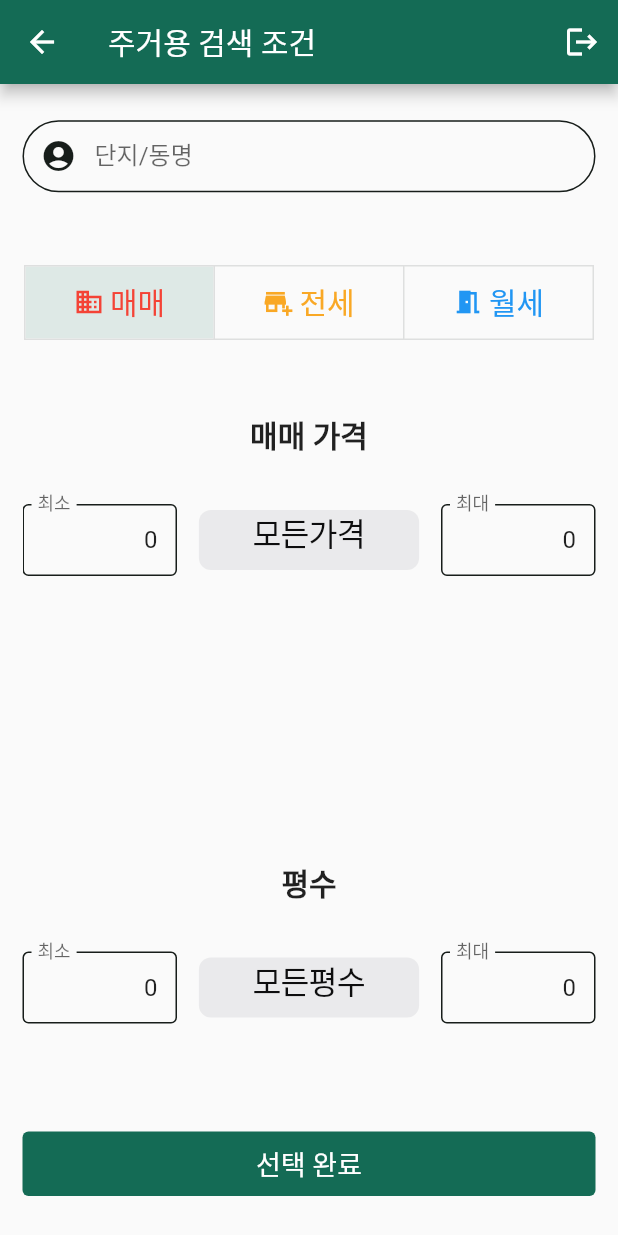
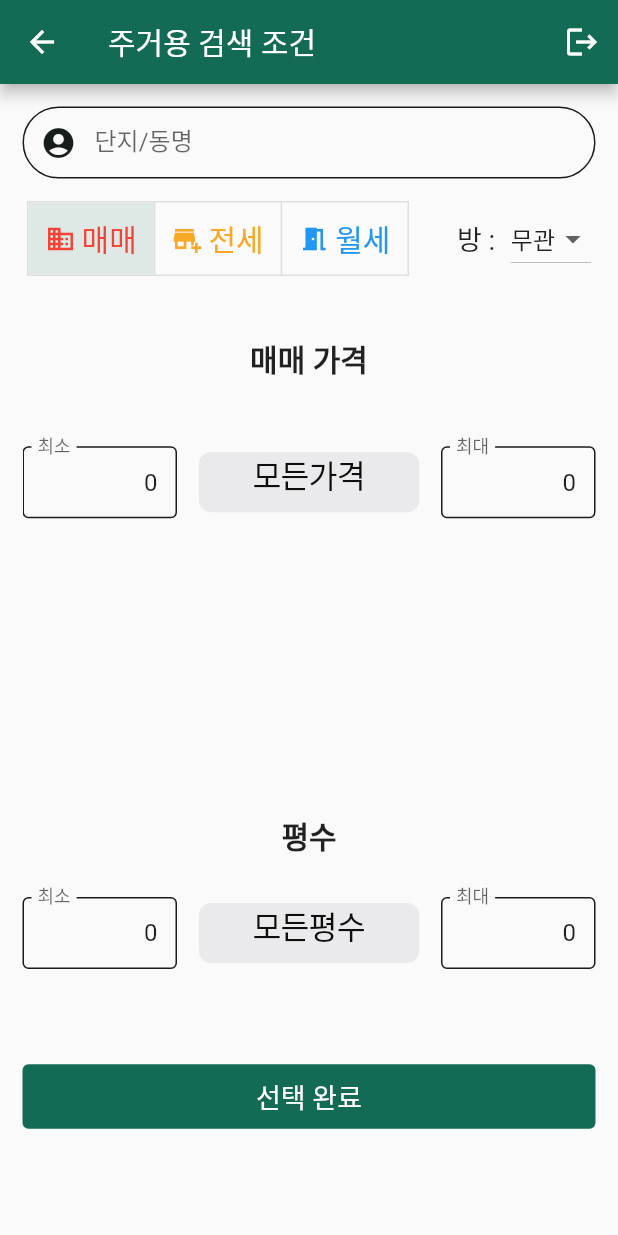
Before and after one commit to landware-inc/landware-inc.github.io, a Flutter app: the ResidentialScreen screen opened directly, on a phone screen of 412 x 824 dp. Run offline on Flutter 3.47's test engine with Material 2 defaults, Android fonts, the phone set to English and light mode, and no system bars; our stand-ins replace currency_text_input_formatter, dio, firebase_auth, firebase_core, get, google_maps_flutter and 1 more; missing offline and left inert: dart:ffi, kakao_flutter_sdk_user; accounts and stored records are empty; network calls fail.

Commit message:
230424office

```diff
--- a/lib/screens/regidentiallistview.dart
+++ b/lib/screens/regidentiallistview.dart
@@ -19,6 +19,7 @@ class RegidentialListViewScreen extends StatelessWidget {
     String minSize = '0';
     String maxSize = '300';
     final String callname;
+    final String roomCount;
 
     if (controller.selectGubun.value == '전세') {
       maxPrice = controller.maxJeonse.value.toString();
@@ -35,6 +36,7 @@ class RegidentialListViewScreen extends StatelessWidget {
     minSize = '${controller.minSize.value.toString()}';
     maxSize = '${controller.maxSize.value.toString()}';
     callname = '${controller.selectCallname.value}';
+    roomCount = '${controller.roomCount.value}';
 
     try {
       final dio = Dio();
@@ -50,6 +52,7 @@ class RegidentialListViewScreen extends StatelessWidget {
             'maxp2': '${maxPrice2}',
             'mins': '${minSize}',
             'maxs': '${maxSize}',
+            'roomcount': '${roomCount}',
           }
       );
 
--- a/lib/screens/residentialscreen.dart
+++ b/lib/screens/residentialscreen.dart
@@ -49,6 +49,7 @@ class _ResidentialScreenState extends State<ResidentialScreen> {
   List<Widget> _listD = [Text('모든가격')];
   List<Widget> _listM = [Text('모든가격')];
   List<Widget> _listSize = [Text('모든평수')];
+  String selectedRoomCount = '0';
   var f = NumberFormat('###,###,###,###');
 
 
@@ -79,13 +80,15 @@ class _ResidentialScreenState extends State<ResidentialScreen> {
           ),
         ],
       ),
-      body: Container(
+      body: SingleChildScrollView(
+        child: Container(
           width: MediaQuery.of(context).size.width,
           margin: EdgeInsets.symmetric(horizontal: 15),
           child: Column(
             mainAxisAlignment: MainAxisAlignment.spaceAround,
             crossAxisAlignment: CrossAxisAlignment.stretch,
             children: [
+              SizedBox(height: 15,),
               TextFormField(
                 key: ValueKey(1),
                 validator: (value) {
@@ -125,26 +128,58 @@ class _ResidentialScreenState extends State<ResidentialScreen> {
                   ),
                 ),
               ),
-
-
-
-            Column(
+              SizedBox(height: 15,),
+              Row(
+                mainAxisAlignment: MainAxisAlignment.spaceAround,
                 children: [
                   ToggleButtons(
                       children: <Widget>[
-                      Container(width: (MediaQuery.of(context).size.width - 36)/3, child: new Row(mainAxisAlignment: MainAxisAlignment.center, children: <Widget>[new Icon(Icons.domain,size: 20.0,color: Colors.red,),new SizedBox(width: 4.0,), new Text("매매",style: TextStyle(color: Colors.red,fontSize: 20),)],)),
-                      Container(width: (MediaQuery.of(context).size.width - 36)/3, child: new Row(mainAxisAlignment: MainAxisAlignment.center, children: <Widget>[new Icon(Icons.add_business,size: 20.0,color: Colors.yellow[800],),new SizedBox(width: 4.0,), new Text("전세",style: TextStyle(color: Colors.yellow[800],fontSize: 20))],)),
-                      Container(width: (MediaQuery.of(context).size.width - 36)/3, child: new Row(mainAxisAlignment: MainAxisAlignment.center, children: <Widget>[new Icon(Icons.meeting_room,size: 20.0,color: Colors.blue,),new SizedBox(width: 4.0,), new Text("월세",style: TextStyle(color: Colors.blue,fontSize: 20))],)),
+                        Container(width: (MediaQuery.of(context).size.width - 36)/4.5, child: new Row(mainAxisAlignment: MainAxisAlignment.center, children: <Widget>[new Icon(Icons.domain,size: 20.0,color: Colors.red,),new SizedBox(width: 4.0,), new Text("매매",style: TextStyle(color: Colors.red,fontSize: 20),)],)),
+                        Container(width: (MediaQuery.of(context).size.width - 36)/4.5, child: new Row(mainAxisAlignment: MainAxisAlignment.center, children: <Widget>[new Icon(Icons.add_business,size: 20.0,color: Colors.yellow[800],),new SizedBox(width: 4.0,), new Text("전세",style: TextStyle(color: Colors.yellow[800],fontSize: 20))],)),
+                        Container(width: (MediaQuery.of(context).size.width - 36)/4.5, child: new Row(mainAxisAlignment: MainAxisAlignment.center, children: <Widget>[new Icon(Icons.meeting_room,size: 20.0,color: Colors.blue,),new SizedBox(width: 4.0,), new Text("월세",style: TextStyle(color: Colors.blue,fontSize: 20))],)),
                       ],
                       isSelected: isSelected,
                       onPressed: toggleSelect,
                   ),
+                  SizedBox(width: 20,),
+                  Text('방 : ',style: TextStyle(fontSize: 18),),
+                  DropdownButton(
+                    value: selectedRoomCount,
+                    onChanged: (index){
+                      setState(() {
+                        selectedRoomCount = index.toString();
+                        controller.roomCount(selectedRoomCount);
+                      });
+                    },
+                      items: [
+                        DropdownMenuItem(
+                          child: Text('무관'),
+                          value: '0',
+                        ),
+                        DropdownMenuItem(
+                          child: Text('1'),
+                          value: '1',
+                        ),
+                        DropdownMenuItem(
+                          child: Text('2'),
+                          value: '2',
+                        ),
+                        DropdownMenuItem(
+                          child: Text('3'),
+                          value: '3',
+                        ),
+                        DropdownMenuItem(
+                          child: Text('4 +'),
+                          value: '4',
+                        ),
                       ],
                   ),
-
+                ],
+              ),
+              SizedBox(height: 15,),
               Container(
                 width: MediaQuery.of(context).size.width,
-              height: 250,
+                height: 318,
                 child: PageView(
                   pageSnapping: true,
                   controller: _controller,
@@ -168,6 +203,7 @@ class _ResidentialScreenState extends State<ResidentialScreen> {
 
                     Column(
                       children: [
+                            SizedBox(height: 25,),
                             Text(
                                 '매매 가격',
                               style: TextStyle(
@@ -175,7 +211,7 @@ class _ResidentialScreenState extends State<ResidentialScreen> {
                                 fontWeight: FontWeight.bold,
                               ),
                             ),
-                          SizedBox(height: 10),
+                            SizedBox(height: 25),
                             Row(
                               mainAxisAlignment: MainAxisAlignment.spaceBetween,
                               crossAxisAlignment: CrossAxisAlignment.center,
@@ -219,7 +255,7 @@ class _ResidentialScreenState extends State<ResidentialScreen> {
                                 ),
                                 Container(
                                   alignment: Alignment.center,
-                                height: 90,
+                                  height: 85,
                                   width: MediaQuery.of(context).size.width / 2.5,
                                   child: CupertinoPicker(
                                     itemExtent: 40,
@@ -311,12 +347,13 @@ class _ResidentialScreenState extends State<ResidentialScreen> {
 
                     Column(
                       children: [
+                        SizedBox(height: 25,),
                         Text('전세 가격',
                           style: TextStyle(
                             fontSize: 20,
                             fontWeight: FontWeight.bold,
                           ),),
-                      SizedBox(height: 10),
+                        SizedBox(height: 25),
                         Row(
                           mainAxisAlignment: MainAxisAlignment.spaceBetween,
                           crossAxisAlignment: CrossAxisAlignment.center,
@@ -360,7 +397,7 @@ class _ResidentialScreenState extends State<ResidentialScreen> {
                             ),
                             Container(
                               alignment: Alignment.center,
-                            height: 90,
+                              height: 85,
                               width: MediaQuery.of(context).size.width / 2.5,
                               child: CupertinoPicker(
                                 itemExtent: 40,
@@ -429,6 +466,7 @@ class _ResidentialScreenState extends State<ResidentialScreen> {
                       children: [
                         Column(
                           children: [
+                            SizedBox(height: 25,),
                             Text(
                                 '보증금',
                               style: TextStyle(
@@ -436,7 +474,7 @@ class _ResidentialScreenState extends State<ResidentialScreen> {
                                 fontWeight: FontWeight.bold,
                               ),
                             ),
-                          SizedBox(height: 10),
+                            SizedBox(height: 20),
                             Row(
                               mainAxisAlignment: MainAxisAlignment.spaceBetween,
                               crossAxisAlignment: CrossAxisAlignment.center,
@@ -480,7 +518,7 @@ class _ResidentialScreenState extends State<ResidentialScreen> {
                                 ),
                                 Container(
                                   alignment: Alignment.center,
-                                height: 90,
+                                  height: 85,
                                   width: MediaQuery.of(context).size.width / 2.5,
                                   child: CupertinoPicker(
                                     itemExtent: 40,
@@ -545,6 +583,7 @@ class _ResidentialScreenState extends State<ResidentialScreen> {
                             ),
                           ],
                         ),
+                        SizedBox(height: 25,),
                         Text(
                             '월세',
                           style: TextStyle(
@@ -664,8 +703,10 @@ class _ResidentialScreenState extends State<ResidentialScreen> {
                     ]
                   ),
                 ),
-
-            Column(
+              SizedBox(height: 25,),
+              Container(
+                height: 140,
+                child: Column(
                   children: [
                     Text(
                         '평수',
@@ -718,7 +759,7 @@ class _ResidentialScreenState extends State<ResidentialScreen> {
                         ),
                         Container(
                           alignment: Alignment.center,
-                      height: 90,
+                          height: 80,
                           width: MediaQuery.of(context).size.width / 2.5,
                           child: CupertinoPicker(
                             itemExtent: 40,
@@ -783,6 +824,7 @@ class _ResidentialScreenState extends State<ResidentialScreen> {
                     ),
                   ],
                 ),
+              ),
 
               // Column(
               //   children : [
@@ -809,6 +851,7 @@ class _ResidentialScreenState extends State<ResidentialScreen> {
               //     }),
               //   ],
               // ),
+              SizedBox(height: 25,),
               TextButton(
                 style: TextButton.styleFrom(
                   primary: Colors.white,
@@ -824,6 +867,7 @@ class _ResidentialScreenState extends State<ResidentialScreen> {
                   ),
               ),
             ],
+          ),
     ),
       ),
     );
@@ -892,6 +936,7 @@ class _ResidentialScreenState extends State<ResidentialScreen> {
     values4 = RangeValues(controller.minM.value.toDouble(), controller.maxM.value.toDouble());
     values5 = RangeValues(controller.minZ.value.toDouble(), controller.maxZ.value.toDouble());
     controller.selectGubun('매매');
+    controller.roomCount('0');
     _textEditingControllerMin.text = f.format(controller.minS.value).toString();
     _textEditingControllerMax.text = f.format(controller.maxS.value).toString();
     _textEditingControllerMinJ.text = f.format(controller.minJ.value).toString();
--- a/lib/status/controller.dart
+++ b/lib/status/controller.dart
@@ -32,6 +32,7 @@ class Controller extends GetxController { // GetxController extend
   var minZ = 0.obs;
   var maxE = 0.obs;
   var minE = 0.obs;
+  var roomCount = ''.obs;
 
 
   void increment1(){
```
Lines whose indentation alone changed are shown as unchanged.
